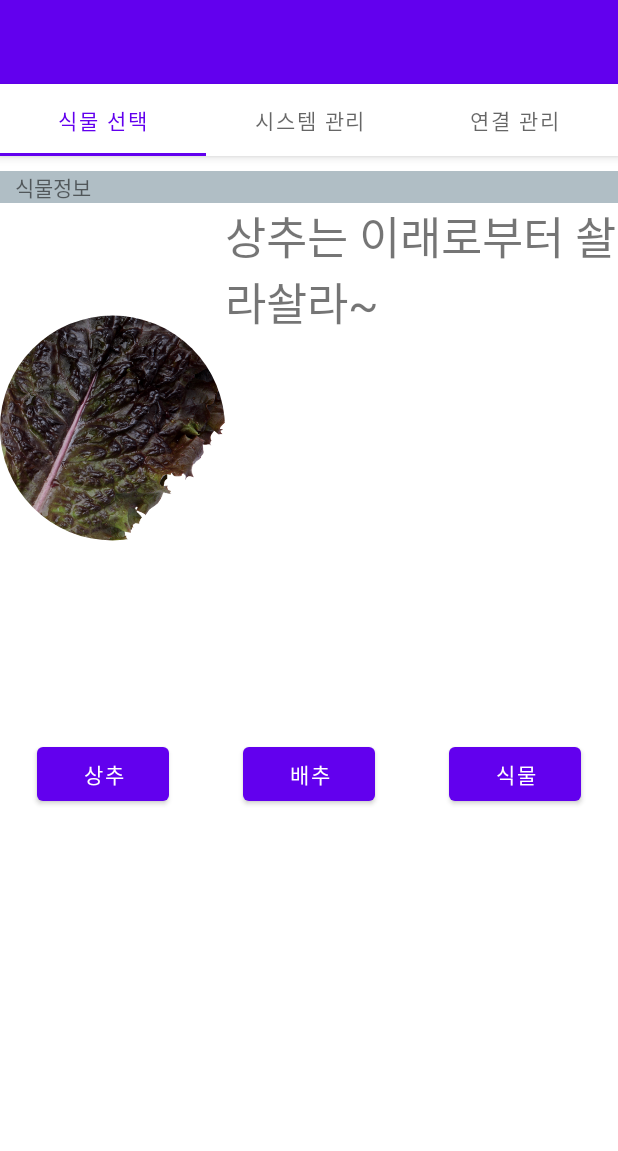
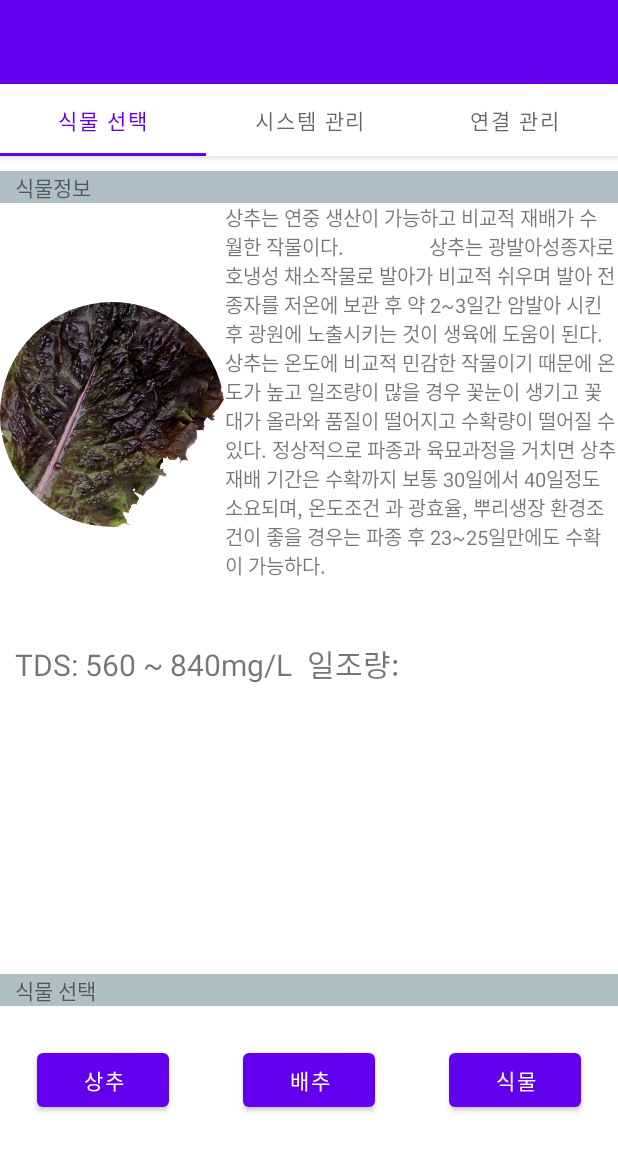
Before and after one commit to gunamkwon/Smart-Hydroponics-System, an Android app: the screen it shows after launch (MainActivity), on a phone screen of 412 x 824 dp. Shown: the top 1151 px of the screen. Run offline under Robolectric (Android 15) with nearby library versions, the phone set to English and light mode, and no system bars; our stand-ins replace CircleImageView.

Commit message:
Add info

```diff
--- a/Android2/app/src/main/res/layout/activity_main.xml
+++ b/Android2/app/src/main/res/layout/activity_main.xml
@@ -3,11 +3,13 @@
     xmlns:app="http://schemas.android.com/apk/res-auto"
     android:orientation="horizontal"
     android:layout_width="match_parent"
-    android:layout_height="match_parent">
+    android:layout_height="wrap_content">
 
     <androidx.coordinatorlayout.widget.CoordinatorLayout
         android:layout_width="match_parent"
-        android:layout_height="match_parent">
+        android:layout_height="match_parent"
+        android:layout_alignParentStart="true"
+        android:layout_alignParentTop="true">
 
         <com.google.android.material.appbar.AppBarLayout
             android:layout_width="match_parent"
@@ -15,21 +17,21 @@
             android:theme="@style/ThemeOverlay.AppCompat.Dark.ActionBar">
 
             <androidx.appcompat.widget.Toolbar
+                android:id="@+id/toolbar"
                 android:layout_width="match_parent"
                 android:layout_height="wrap_content"
-                android:theme="@style/ThemeOverlay.AppCompat.Dark.ActionBar"
                 android:elevation="1dp"
-                android:id="@+id/toolbar">
+                android:theme="@style/ThemeOverlay.AppCompat.Dark.ActionBar">
 
             </androidx.appcompat.widget.Toolbar>
 
             <com.google.android.material.tabs.TabLayout
+                android:id="@+id/tabs"
                 android:layout_width="match_parent"
                 android:layout_height="wrap_content"
                 android:elevation="1dp"
-                android:id="@+id/tabs"
-                app:tabMode="fixed"
-                app:tabGravity="fill">
+                app:tabGravity="fill"
+                app:tabMode="fixed">
 
             </com.google.android.material.tabs.TabLayout>
 
@@ -40,18 +42,15 @@
             android:layout_width="match_parent"
             android:layout_height="wrap_content"
             android:orientation="vertical"
-            app:layout_behavior="@string/appbar_scrolling_view_behavior"
-            >
-
-        </LinearLayout>
+            app:layout_behavior="@string/appbar_scrolling_view_behavior"></LinearLayout>
 
         <LinearLayout
             android:id="@+id/container_main"
             android:layout_width="match_parent"
             android:layout_height="wrap_content"
-            android:layout_gravity="end"
             android:orientation="vertical"
-            app:layout_behavior="@string/appbar_scrolling_view_behavior"
+            android:layout_gravity="bottom"
+            android:layout_marginBottom="50dp"
             ></LinearLayout>
 
     </androidx.coordinatorlayout.widget.CoordinatorLayout>
--- a/Android2/app/src/main/res/layout/fragment_info.xml
+++ b/Android2/app/src/main/res/layout/fragment_info.xml
@@ -20,14 +20,45 @@
 
         <de.hdodenhof.circleimageview.CircleImageView
             android:layout_width="150dp"
-            android:layout_height="300dp"
+            android:layout_height="match_parent"
             android:src="@drawable/lettuce" />
+
         <TextView
             android:layout_width="match_parent"
-            android:layout_height="wrap_content"
-            android:textSize="30sp"
-            android:text="상추는 이래로부터 솰라솰라~"></TextView>
+            android:layout_height="282dp"
+            android:text="상추는 연중 생산이 가능하고 비교적 재배가 수월한 작물이다.
+                상추는 광발아성종자로 호냉성 채소작물로 발아가 비교적 쉬우며 발아 전 종자를 저온에 보관 후
+약 2~3일간 암발아 시킨 후 광원에 노출시키는 것이 생육에 도움이 된다. 상추는 온도에 비교적 민감한 작물이기
+때문에 온도가 높고 일조량이 많을 경우 꽃눈이 생기고 꽃대가 올라와 품질이 떨어지고 수확량이 떨어질 수 있다.
+정상적으로 파종과 육묘과정을 거치면 상추재배 기간은 수확까지 보통 30일에서 40일정도 소요되며, 온도조건
+과 광효율, 뿌리생장 환경조건이 좋을 경우는 파종 후 23~25일만에도 수확이 가능하다."
+            android:textSize="13sp"></TextView>
 
     </LinearLayout>
 
+    <LinearLayout
+        android:layout_width="wrap_content"
+        android:layout_height="wrap_content"
+        android:orientation="horizontal">
+
+        <TextView
+            android:paddingTop="10dp"
+            android:paddingLeft="10dp"
+            android:textSize="20dp"
+            android:layout_width="match_parent"
+            android:layout_height="wrap_content"
+            android:text="TDS: 560 ~ 840mg/L"/>
+
+        <TextView
+            android:paddingTop="10dp"
+            android:paddingLeft="10dp"
+            android:textSize="20dp"
+            android:layout_width="wrap_content"
+            android:layout_height="wrap_content"
+            android:text="일조량:"/>
+    </LinearLayout>
 </LinearLayout>
+
+<!--
+링크: http://blog.naver.com/PostView.nhn?blogId=ifiu&logNo=221527061971&parentCategoryNo=&categoryNo=70&viewDate=&isShowPopularPosts=true&from=search
+-->
--- a/Android2/app/src/main/res/layout/fragment_toggle.xml
+++ b/Android2/app/src/main/res/layout/fragment_toggle.xml
@@ -8,6 +8,21 @@
 
 
     <TableRow>
+        <TextView
+            android:background="@color/grey"
+            android:layout_width="match_parent"
+            android:layout_height="wrap_content"
+            android:layout_span="3"
+            android:paddingLeft="10dp"
+            android:layout_marginBottom="25dp"
+            android:text="식물 선택"/>
+    </TableRow>
+
+    <TableRow
+        android:layout_width="match_parent"
+        android:layout_height="match_parent"
+        android:layout_gravity="end"
+        android:layout_marginBottom="30dp">
 
         <Button
             android:layout_gravity="center_horizontal"
```
